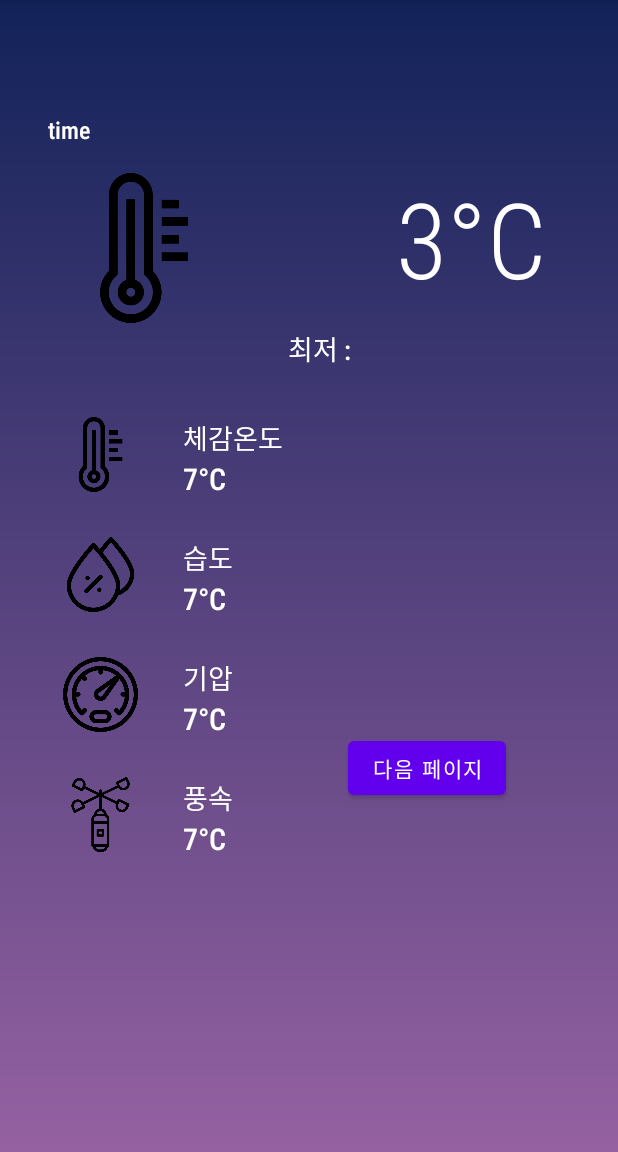
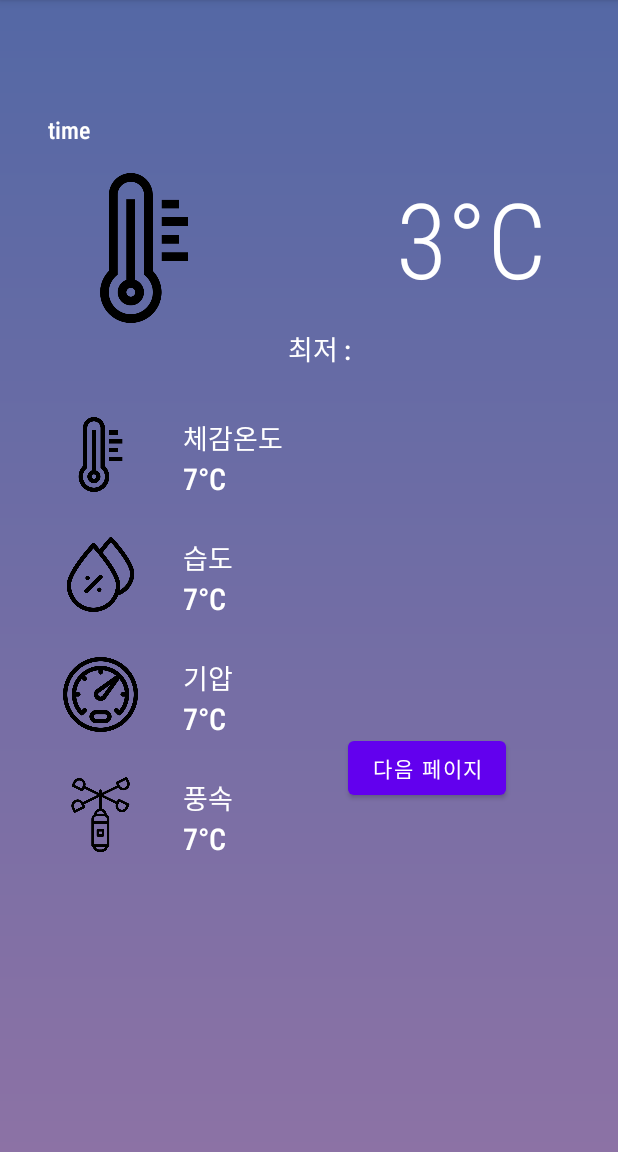
Before and after one commit to skfladl2/WeatherWear, an Android app: the MainActivity4 screen opened directly, with no data from a screen before it, on a phone screen of 412 x 824 dp, the part 84-1236 px from its top. Run offline under Robolectric (Android 15) with nearby library versions, the phone set to English and light mode, and no system bars.

Commit message:
Update gradient_bg.xml

```diff
--- a/app/src/main/res/drawable-v24/gradient_bg.xml
+++ b/app/src/main/res/drawable-v24/gradient_bg.xml
@@ -4,8 +4,8 @@
 
     <gradient
         android:angle="90"
-        android:startColor="#9561a1"
-        android:endColor="#122259"
+        android:startColor="#8C72A5"
+        android:endColor="#5468A5"
         android:type="linear">
 
     </gradient>
```
